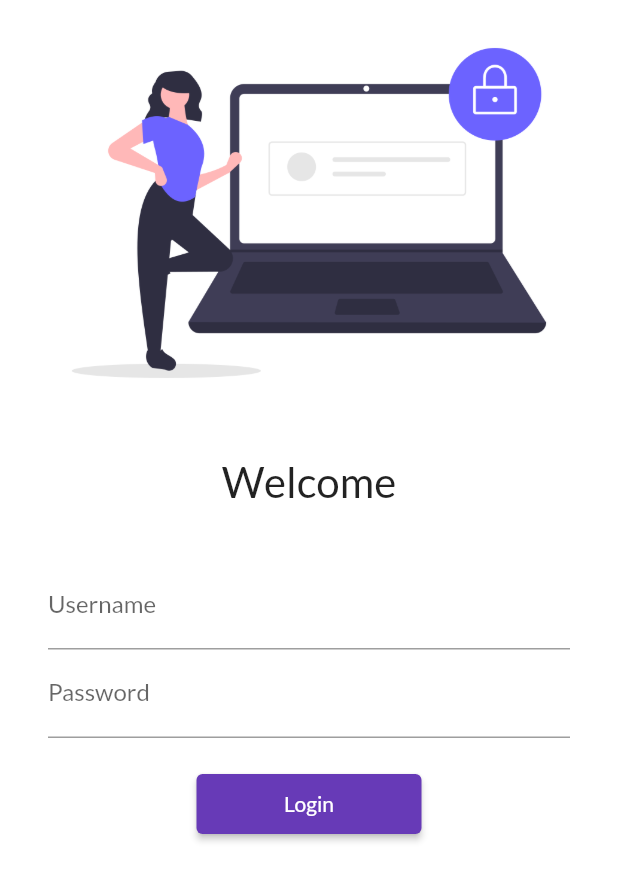
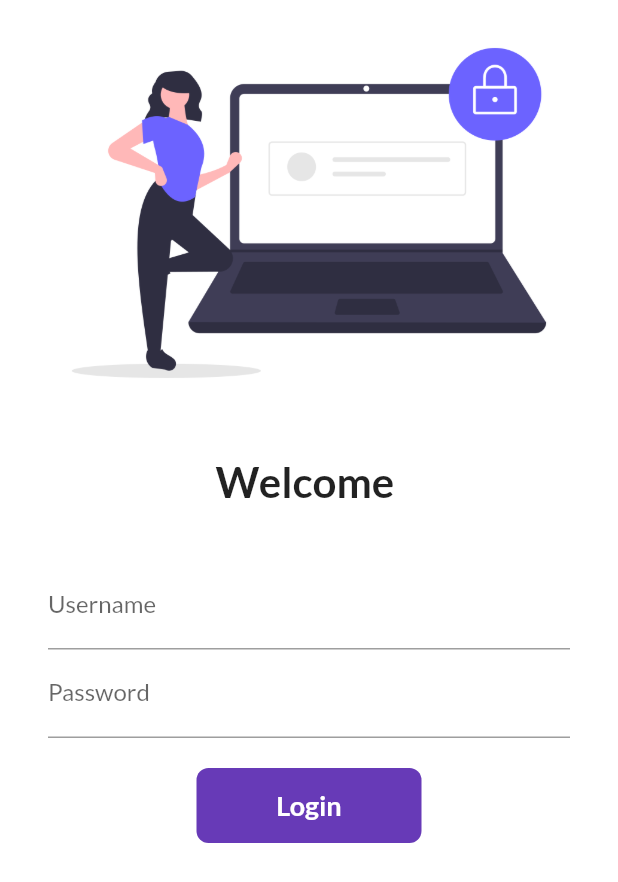
Before and after one commit to artemis-133/CatalogueApptrial, a Flutter app: the screen it shows after launch, on a phone screen of 412 x 824 dp. Shown: the top 882 px of the screen. Run offline on Flutter 3.47's test engine with Material 2 defaults, Android fonts, the phone set to English and light mode, and no system bars; our stand-ins replace google_fonts.

Commit message:
Day 6 complete

```diff
--- a/lib/pages/login.dart
+++ b/lib/pages/login.dart
@@ -1,7 +1,17 @@
 // ignore_for_file: prefer_const_constructors, use_key_in_widget_constructors
+import 'dart:ui';
+
 import 'package:flutter/material.dart';
 import 'package:project_1/utils/routes.dart';
-class Login extends StatelessWidget {
+
+class Login extends StatefulWidget {
+  @override
+  State<Login> createState() => _LoginState();
+}
+
+class _LoginState extends State<Login> {
+  String name = "";
+  bool changeButton = false;
   @override
   Widget build(BuildContext context) {
     return Material(
@@ -18,10 +28,10 @@
               //child: Text("haelkdad"),
             ),
             Text(
-              "Welcome",
+              "Welcome $name",
               style: TextStyle(
                 fontSize: 28,
-                fontWeight: FontWeight.w500,
+                fontWeight: FontWeight.w700,
               ),
             ),
             SizedBox(
@@ -38,6 +48,10 @@
                       hintText: "Enter Username",
                       labelText: "Username",
                     ),
+                    onChanged: (value) {
+                      name = value;
+                      setState(() {});
+                    },
                   ),
                   TextFormField(
                     obscureText: true,
@@ -50,13 +64,49 @@
                     height: 20.0,
                     //child: Text("haelkdad"),
                   ),
-                  ElevatedButton(
-                    onPressed: () {
+                  InkWell(
+                    onTap: () async {
+                      setState(() {
+                        changeButton = true;
+                      });
+                      await Future.delayed(Duration(seconds: 1));
+                      // ignore: use_build_context_synchronously
                       Navigator.pushNamed(context, MyRoutes.homeRoute);
                     },
-                    style: TextButton.styleFrom(minimumSize: Size(150, 40)),
-                    child: Text("Login"),
-                  )
+                    child: AnimatedContainer(
+                      duration: Duration(seconds: 1),
+                      width: changeButton ? 50 : 150,
+                      height: 50,
+                      //color: Colors.deepPurple,
+                      alignment: Alignment.center,
+                      // ignore: sort_child_properties_last
+                      child: changeButton
+                          ? Icon(
+                              Icons.done,
+                              color: Colors.white,
+                            )
+                          : Text(
+                              "Login",
+                              style: TextStyle(
+                                color: Colors.white,
+                                fontSize: 18,
+                                fontWeight: FontWeight.w700,
+                              ),
+                            ),
+                      decoration: BoxDecoration(
+                        color: Colors.deepPurple,
+                        borderRadius:
+                            BorderRadius.circular(changeButton ? 50 : 8),
+                      ),
+                    ),
+                  ),
+                  // ElevatedButton(
+                  //   onPressed: () {
+                  //     Navigator.pushNamed(context, MyRoutes.homeRoute);
+                  //   },
+                  //   style: TextButton.styleFrom(minimumSize: Size(150, 40)),
+                  //   child: Text("Login"),
+                  // )
                 ],
               ),
             ),
```
